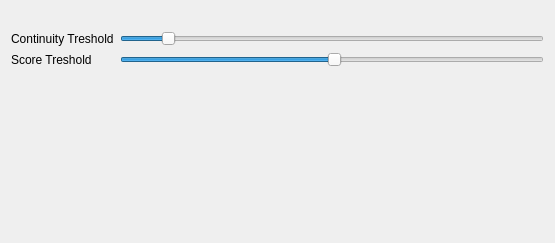
First picture: the form in cbr/msa/visual/ScoreByLongInserts.ui, repository TUM-CBR/pymol-plugins, before the edit.
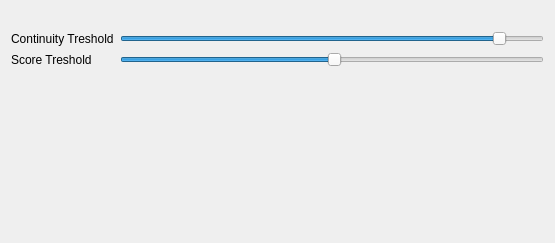
Second picture: the form after the edit.

Commit message: [MSA Cleaner] Set slider to 90 in the continuity treshold

The edit to the form file:
```diff
--- a/cbr/msa/visual/ScoreByLongInserts.ui
+++ b/cbr/msa/visual/ScoreByLongInserts.ui
@@ -31,7 +31,7 @@
    <item row="1" column="1">
     <widget class="QSlider" name="continuityTresholdSlider">
      <property name="value">
-      <number>10</number>
+      <number>90</number>
      </property>
      <property name="orientation">
       <enum>Qt::Horizontal</enum>
```
The commit also changes 3 other files.
